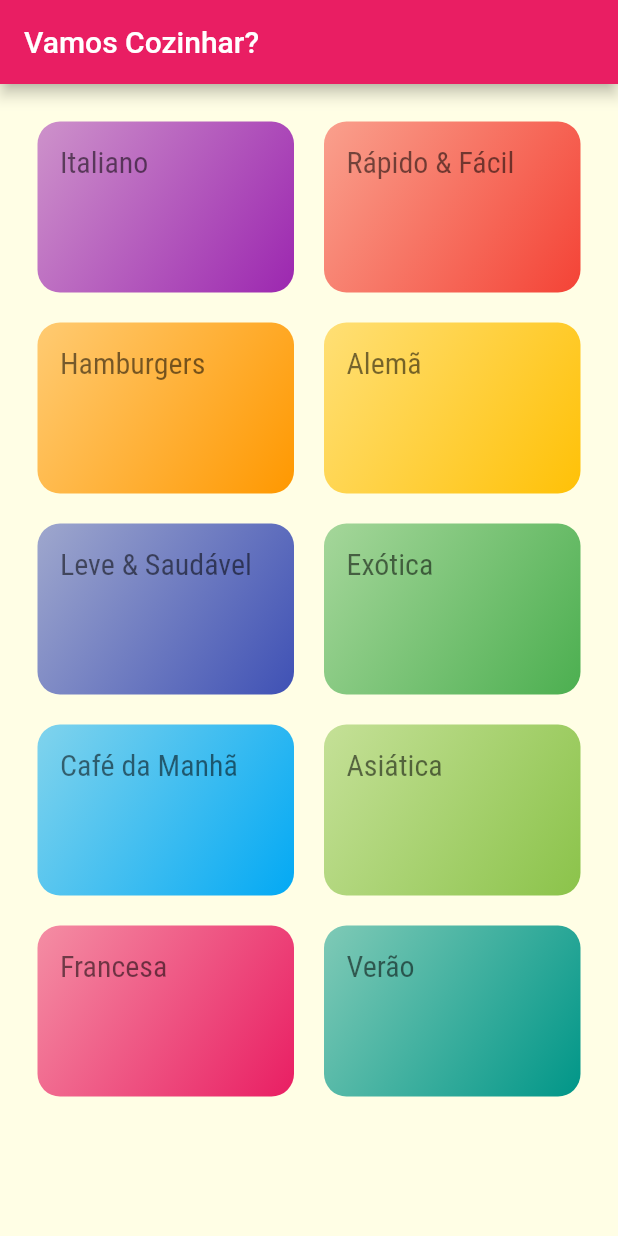
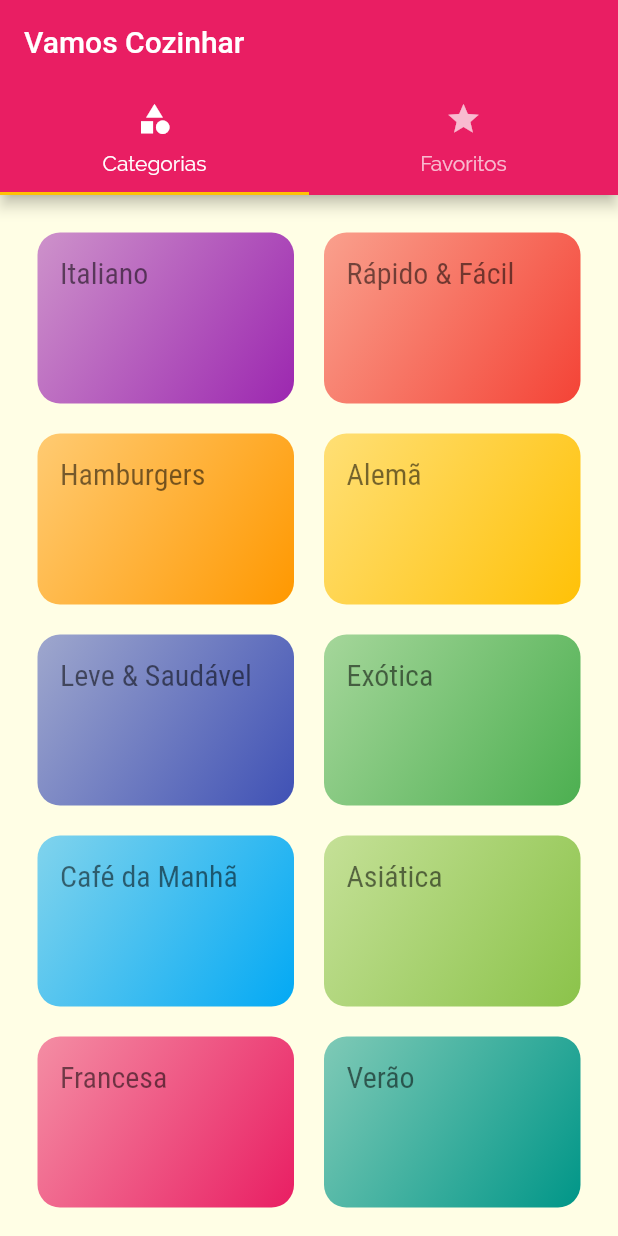
Before and after one commit to romildojpaiter/vamos-comer-app, a Flutter app: the screen it shows after launch, on a phone screen of 412 x 824 dp. Run offline on Flutter 3.47's test engine with Material 2 defaults, Android fonts, the phone set to English and light mode, and no system bars.

Commit message:
Inclusão da navegação por tabs no top.

```diff
--- a/lib/main.dart
+++ b/lib/main.dart
@@ -1,5 +1,7 @@
 import 'package:flutter/material.dart';
 import 'package:meals/screens/categories_meals_screen.dart';
+import 'package:meals/screens/meal_detail_screen.dart';
+import 'package:meals/screens/tabs_screen.dart';
 import 'package:meals/utils/app_routes.dart';
 
 import 'screens/categories_screen.dart';
@@ -11,8 +13,9 @@ class VamosCozinharApp extends StatelessWidget {
 
   _getRoutes(BuildContext ctx) {
     return {
-      AppRoutes.HOME: (ctx) => CategoriesScreen(),
-      AppRoutes.CATEGORIES_MEALS: (ctx) => CategoriesMealsScreen(),
+      AppRoutes.HOME: (ctx) => const TabsScreen(),
+      AppRoutes.CATEGORIES_MEALS: (ctx) => const CategoriesMealsScreen(),
+      AppRoutes.MEAL_DETAIL: (ctx) => const MealDetailScreen(),
     };
   }
 
@@ -34,6 +37,28 @@ class VamosCozinharApp extends StatelessWidget {
       ),
       initialRoute: AppRoutes.HOME,
       routes: _getRoutes(context),
+      /* Declarações abaixo utilizadas para direcionar as telas da aplicação
+      para rotas conhecidas */
+      // onGenerateRoute: (settings) {
+      //   if (settings.name == '/alguma-coisa') {
+      //     return null;
+      //   } else if (settings.name == '/outra-coisa') {
+      //     return null;
+      //   } else {
+      //     return MaterialPageRoute(
+      //       builder: (_) {
+      //         return CategoriesScreen();
+      //       },
+      //     );
+      //   }
+      // },
+      onUnknownRoute: (settings) {
+        return MaterialPageRoute(
+          builder: (_) {
+            return CategoriesScreen();
+          },
+        );
+      },
     );
   }
 }
--- a/lib/screens/categories_screen.dart
+++ b/lib/screens/categories_screen.dart
@@ -4,15 +4,11 @@ import '../components/category_item.dart';
 import '../data/dummy_data.dart';
 
 class CategoriesScreen extends StatelessWidget {
-  //
+  const CategoriesScreen({Key? key}) : super(key: key);
 
   @override
   Widget build(BuildContext context) {
-    return Scaffold(
-      appBar: AppBar(
-        title: const Text('Vamos Cozinhar?'),
-      ),
-      body: GridView(
+    return GridView(
       padding: const EdgeInsets.all(25),
       gridDelegate: const SliverGridDelegateWithMaxCrossAxisExtent(
         maxCrossAxisExtent: 200,
@@ -23,7 +19,6 @@ class CategoriesScreen extends StatelessWidget {
       children: DUMMY_CATEGORIES.map((cat) {
         return CategoryItem(cat);
       }).toList(),
-      ),
     );
   }
 }
--- /dev/null
+++ b/lib/screens/tabs_screen.dart
@@ -0,0 +1,37 @@
+import 'package:flutter/material.dart';
+import 'package:meals/screens/categories_screen.dart';
+import 'package:meals/screens/favorite_screen.dart';
+
+class TabsScreen extends StatelessWidget {
+  const TabsScreen({Key? key}) : super(key: key);
+
+  @override
+  Widget build(BuildContext context) {
+    return DefaultTabController(
+      length: 2,
+      child: Scaffold(
+        appBar: AppBar(
+          title: const Text('Vamos Cozinhar'),
+          bottom: const TabBar(
+            tabs: [
+              Tab(
+                icon: Icon(Icons.category),
+                text: 'Categorias',
+              ),
+              Tab(
+                icon: Icon(Icons.star),
+                text: 'Favoritos',
+              ),
+            ],
+          ),
+        ),
+        body: TabBarView(
+          children: [
+            CategoriesScreen(),
+            FavoriteScreen(),
+          ],
+        ),
+      ),
+    );
+  }
+}
--- a/lib/utils/app_routes.dart
+++ b/lib/utils/app_routes.dart
@@ -1,4 +1,5 @@
 class AppRoutes {
   static const HOME = '/';
   static const CATEGORIES_MEALS = '/categories-meals';
+  static const MEAL_DETAIL = '/meals-detail';
 }
```
Also changed, not shown: lib/components/meal_item.dart (+8 -2 lines), lib/screens/favorite_screen.dart (added, +10 -0 lines), lib/screens/meal_detail_screen.dart (added, +99 -0 lines). Lines whose indentation alone changed are shown as unchanged.
